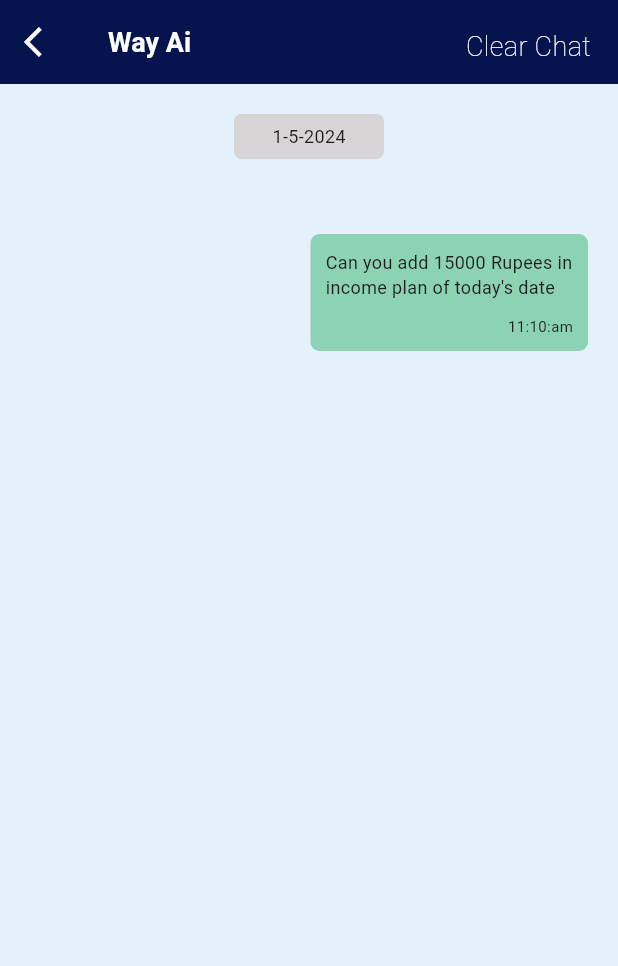
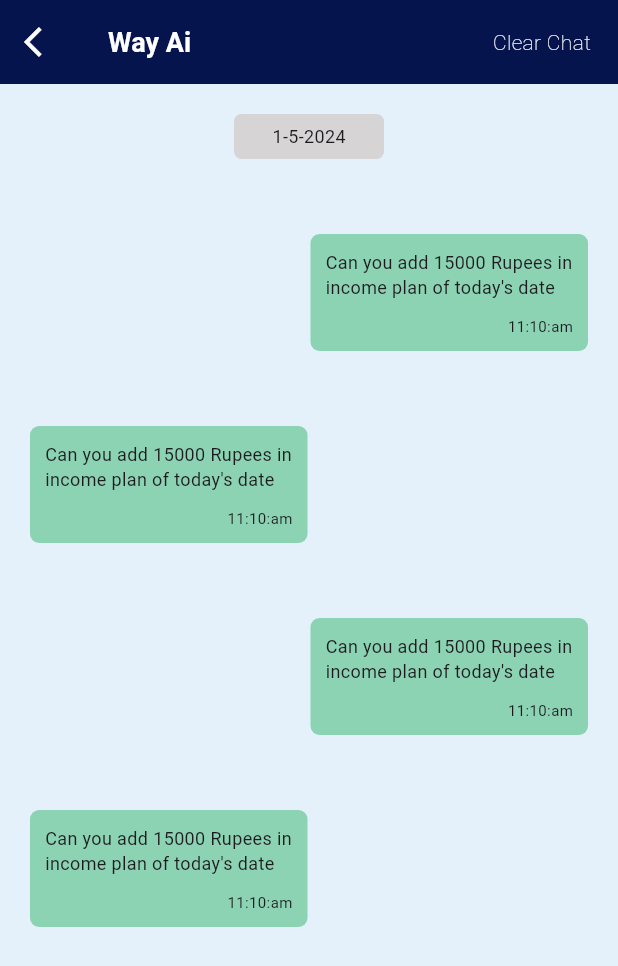
Before and after one commit to AthiraaAthi/project_way, a Flutter app: the ChatScreen screen opened directly, on a phone screen of 412 x 824 dp. Shown: the top 966 px of the screen. Run offline on Flutter 3.47's test engine with Material 3 defaults, Android fonts, the phone set to English and light mode, and no system bars; our stand-ins replace carousel_slider, pinput, table_calendar.

Commit message:
almost completed chat screen

```diff
--- a/lib/view/chat_screen/chat_screen.dart
+++ b/lib/view/chat_screen/chat_screen.dart
@@ -33,7 +33,7 @@ class ChatScreen extends StatelessWidget {
               "Clear Chat",
               style: TextStyle(
                   color: Colors.white,
-                  fontSize: 18,
+                  fontSize: 14,
                   fontWeight: FontWeight.w200),
             ),
           )
@@ -101,7 +101,136 @@ class ChatScreen extends StatelessWidget {
                   ),
                 )
               ],
-            )
+            ), /////////A Chat 1/////
+            SizedBox(
+              height: 50,
+            ),
+            Row(
+              //mainAxisAlignment: MainAxisAlignment.end,
+              children: [
+                Container(
+                  height: 78,
+                  width: 185,
+                  decoration: BoxDecoration(
+                    borderRadius: BorderRadius.circular(6),
+                    color: Color(0xff8bd3b3),
+                  ),
+                  child: Padding(
+                    padding: const EdgeInsets.only(
+                      top: 10,
+                      left: 10,
+                      right: 10,
+                    ),
+                    child: Column(
+                      children: [
+                        Text(
+                          "Can you add 15000 Rupees in income plan of today's date",
+                          style: TextStyle(fontSize: 12),
+                        ),
+                        SizedBox(
+                          height: 10,
+                        ),
+                        Row(
+                          mainAxisAlignment: MainAxisAlignment.end,
+                          children: [
+                            Text(
+                              "11:10:am",
+                              style: TextStyle(fontSize: 10),
+                            ),
+                          ],
+                        )
+                      ],
+                    ),
+                  ),
+                )
+              ],
+            ), ///////////CHAT 2
+            SizedBox(
+              height: 50,
+            ),
+            Row(
+              mainAxisAlignment: MainAxisAlignment.end,
+              children: [
+                Container(
+                  height: 78,
+                  width: 185,
+                  decoration: BoxDecoration(
+                    borderRadius: BorderRadius.circular(6),
+                    color: Color(0xff8bd3b3),
+                  ),
+                  child: Padding(
+                    padding: const EdgeInsets.only(
+                      top: 10,
+                      left: 10,
+                      right: 10,
+                    ),
+                    child: Column(
+                      children: [
+                        Text(
+                          "Can you add 15000 Rupees in income plan of today's date",
+                          style: TextStyle(fontSize: 12),
+                        ),
+                        SizedBox(
+                          height: 10,
+                        ),
+                        Row(
+                          mainAxisAlignment: MainAxisAlignment.end,
+                          children: [
+                            Text(
+                              "11:10:am",
+                              style: TextStyle(fontSize: 10),
+                            ),
+                          ],
+                        )
+                      ],
+                    ),
+                  ),
+                )
+              ],
+            ), ///////////CHAT 3
+            SizedBox(
+              height: 50,
+            ),
+            Row(
+              //mainAxisAlignment: MainAxisAlignment.end,
+              children: [
+                Container(
+                  height: 78,
+                  width: 185,
+                  decoration: BoxDecoration(
+                    borderRadius: BorderRadius.circular(6),
+                    color: Color(0xff8bd3b3),
+                  ),
+                  child: Padding(
+                    padding: const EdgeInsets.only(
+                      top: 10,
+                      left: 10,
+                      right: 10,
+                    ),
+                    child: Column(
+                      children: [
+                        Text(
+                          "Can you add 15000 Rupees in income plan of today's date",
+                          style: TextStyle(fontSize: 12),
+                        ),
+                        SizedBox(
+                          height: 10,
+                        ),
+                        Row(
+                          mainAxisAlignment: MainAxisAlignment.end,
+                          children: [
+                            Text(
+                              "11:10:am",
+                              style: TextStyle(fontSize: 10),
+                            ),
+                          ],
+                        )
+                      ],
+                    ),
+                  ),
+                )
+              ],
+            ), ///////////CHAT 4
           ],
         ),
       ),
```
